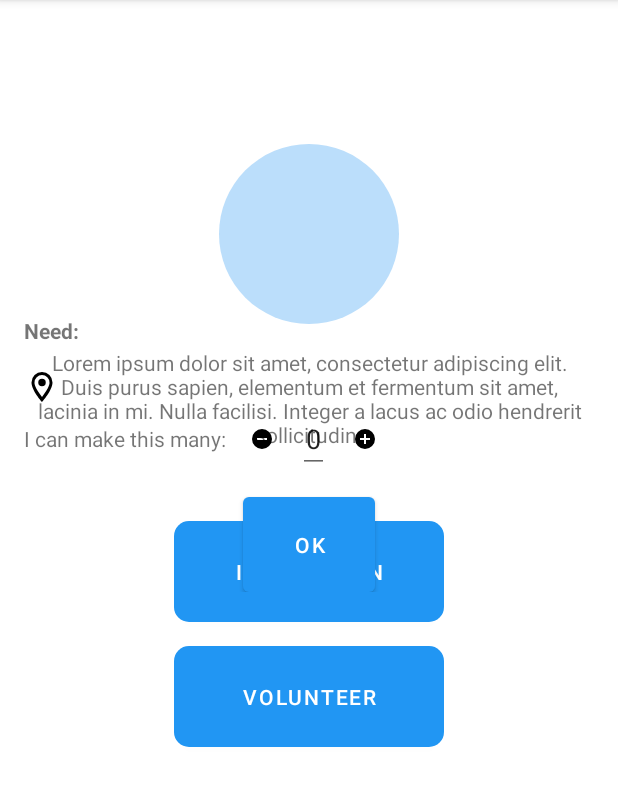
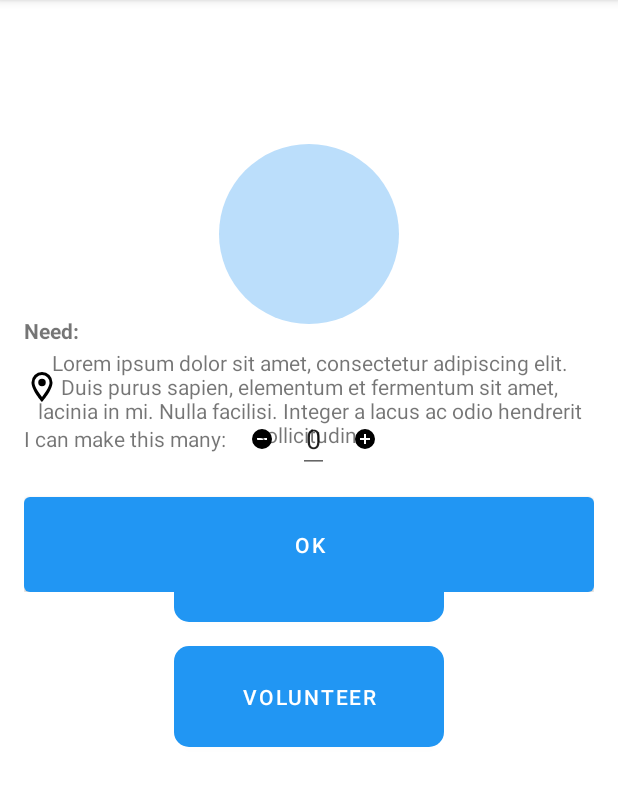
Before and after one commit to admenva/coronallama, an Android app: the fragment RequestDetailsFragment placed in its activity, on a phone screen of 412 x 824 dp, the part 84-890 px from its top. Run offline under Robolectric (Android 15) with nearby library versions, the phone set to English and light mode, and no system bars; our stand-ins replace Dagger/Hilt's generated code, Picasso, data binding; pictures from the network do not load; 6 statements that could not run were skipped.

Commit message:
add_request_confirmation_page

```diff
--- a/android/app/src/main/java/com/threed/printmatcher/fragment/home/mvp/VolunteerHomePresenter.kt
+++ b/android/app/src/main/java/com/threed/printmatcher/fragment/home/mvp/VolunteerHomePresenter.kt
@@ -47,7 +47,6 @@ class VolunteerHomePresenter @Inject constructor(private val toastManager: Toast
     }
 
     override fun onRequestItemClicked(item: Request) {
-        //TODO Open RequestDetailsFragment with the Request added to the arguments as Serializable (with tag "request")
         mView.navigateToRequestDetail(item)
     }
 
--- /dev/null
+++ b/android/app/src/main/java/com/threed/printmatcher/fragment/request/confirmation/di/CommittedQuantity.kt
@@ -0,0 +1,6 @@
+package com.threed.printmatcher.fragment.request.confirmation.di
+
+import javax.inject.Qualifier
+
+@Qualifier
+annotation class CommittedQuantity
--- a/android/app/src/main/java/com/threed/printmatcher/fragment/requestdetails/RequestDetailsFragment.kt
+++ b/android/app/src/main/java/com/threed/printmatcher/fragment/request/details/RequestDetailsFragment.kt
@@ -1,12 +1,11 @@
-package com.threed.printmatcher.fragment.requestdetails
+package com.threed.printmatcher.fragment.request.details
 
 import android.os.Bundle
 import android.view.LayoutInflater
 import android.view.View
 import android.view.ViewGroup
 import com.threed.printmatcher.R
-import com.threed.printmatcher.fragment.home.mvp.VolunteerHomeContract
-import com.threed.printmatcher.fragment.requestdetails.mvp.RequestDetailsContract
+import com.threed.printmatcher.fragment.request.details.mvp.RequestDetailsContract
 import dagger.android.support.DaggerFragment
 import javax.inject.Inject
 
--- a/android/app/src/main/java/com/threed/printmatcher/fragment/requestdetails/mvp/RequestDetailsContract.kt
+++ b/android/app/src/main/java/com/threed/printmatcher/fragment/request/details/mvp/RequestDetailsContract.kt
@@ -1,12 +1,13 @@
-package com.threed.printmatcher.fragment.requestdetails.mvp
+package com.threed.printmatcher.fragment.request.details.mvp
 
-import android.view.View
+import com.threed.printmatcher.model.Request
 
 interface RequestDetailsContract {
 
     interface Presenter {
         fun onViewAvailable(mView: View)
         fun onResume()
+        fun onOkButtonClicked(committedQuantity: Int)
     }
 
     interface View {
@@ -17,6 +18,7 @@ interface RequestDetailsContract {
         fun showNeeds(needs: Int)
         fun showLocation(location: String)
         fun showMapImage()
-        fun setupCommitedQuantitySection(needs: Int)
+        fun setupCommittedQuantitySection()
+        fun navigateToRequestConfirmation(request: Request, committedQuantity: Int)
     }
 }
--- /dev/null
+++ b/android/app/src/main/java/com/threed/printmatcher/fragment/request/details/mvp/RequestDetailsPresenter.kt
@@ -0,0 +1,38 @@
+package com.threed.printmatcher.fragment.request.details.mvp
+
+import com.threed.printmatcher.R
+import com.threed.printmatcher.fragment.di.FragmentScope
+import com.threed.printmatcher.model.Request
+import com.threed.printmatcher.util.ToastManager
+import javax.inject.Inject
+
+@FragmentScope
+class RequestDetailsPresenter @Inject constructor(
+    private val request: Request,
+    private val toastManager: ToastManager
+) : RequestDetailsContract.Presenter {
+
+    private lateinit var mView: RequestDetailsContract.View
+
+    override fun onViewAvailable(view: RequestDetailsContract.View) {
+        mView = view
+    }
+
+    override fun onResume() {
+        mView.showHospitalImage(request.imageResource)
+        mView.showTitle(request.title)
+        mView.showDescription(request.description)
+        mView.showNeeds(request.needs)
+        mView.showLocation(request.location)
+        mView.showMapImage()
+        mView.setupCommittedQuantitySection()
+    }
+
+    override fun onOkButtonClicked(committedQuantity: Int) {
+        if (committedQuantity > request.needs) {
+            toastManager.show(R.string.error_quantity_overflown)
+        } else {
+            mView.navigateToRequestConfirmation(request, committedQuantity)
+        }
+    }
+}
--- a/android/app/src/main/java/com/threed/printmatcher/fragment/requestdetails/mvp/RequestDetailsView.kt
+++ b/android/app/src/main/java/com/threed/printmatcher/fragment/request/details/mvp/RequestDetailsView.kt
@@ -1,13 +1,15 @@
-package com.threed.printmatcher.fragment.requestdetails.mvp
+package com.threed.printmatcher.fragment.request.details.mvp
 
 import android.view.View
 import android.widget.Button
 import android.widget.EditText
 import android.widget.ImageView
 import android.widget.TextView
+import androidx.navigation.findNavController
 import com.squareup.picasso.Picasso
 import com.threed.printmatcher.fragment.di.FragmentScope
-import com.threed.printmatcher.util.ToastManager
+import com.threed.printmatcher.fragment.request.details.RequestDetailsFragmentDirections
+import com.threed.printmatcher.model.Request
 import kotlinx.android.synthetic.main.fragment_request_details.view.*
 import javax.inject.Inject
 
@@ -16,10 +18,10 @@ private const val STATIC_MAP_IMAGE_RESOURCE = "https://i.stack.imgur.com/dApg7.p
 @FragmentScope
 class RequestDetailsView @Inject constructor(
     private val picasso: Picasso,
-    private val toastManager: ToastManager
-) :
-    RequestDetailsContract.View {
+    private val presenter: RequestDetailsContract.Presenter
+) : RequestDetailsContract.View {
 
+    private lateinit var pageLayout: View
     private lateinit var image: ImageView
     private lateinit var titleTv: TextView
     private lateinit var descriptionTv: TextView
@@ -27,7 +29,7 @@ class RequestDetailsView @Inject constructor(
     private lateinit var locationTv: TextView
     private lateinit var mapImage: ImageView
     private lateinit var minus: ImageView
-    private lateinit var commitedQuantity: EditText
+    private lateinit var committedQuantity: EditText
     private lateinit var plus: ImageView
     private lateinit var okBtn: Button
 
@@ -39,9 +41,10 @@ class RequestDetailsView @Inject constructor(
         locationTv = pageLayout.location
         mapImage = pageLayout.map_image
         minus = pageLayout.minus
-        commitedQuantity = pageLayout.commited_quantity
+        committedQuantity = pageLayout.commited_quantity
         plus = pageLayout.plus
         okBtn = pageLayout.ok
+        this.pageLayout = pageLayout
         setupOkBtn()
     }
 
@@ -69,33 +72,40 @@ class RequestDetailsView @Inject constructor(
         picasso.load(STATIC_MAP_IMAGE_RESOURCE).into(mapImage)
     }
 
-    override fun setupCommitedQuantitySection(maxValue: Int) {
+    override fun setupCommittedQuantitySection() {
         setupMinus()
-        setupPlus(maxValue)
+        setupPlus()
         setupTextBox()
     }
 
-    private fun setupTextBox() {
-        commitedQuantity.setText("0")
+    override fun navigateToRequestConfirmation(request: Request, committedQuantity: Int) {
+        pageLayout.findNavController().navigate(
+            RequestDetailsFragmentDirections.volunteerRequestToConfirmation(
+                request, committedQuantity
+            )
+        )
     }
 
-    private fun setupPlus(maxValue: Int) {
+    private fun setupTextBox() {
+        committedQuantity.setText("0")
+    }
+
+    private fun setupPlus() {
         plus.setOnClickListener {
-            commitedQuantity.setText((commitedQuantity.text.toString().toInt() + 1).toString())
+            committedQuantity.setText((committedQuantity.text.toString().toInt() + 1).toString())
         }
     }
 
     private fun setupMinus() {
         minus.setOnClickListener {
-            val quantity = commitedQuantity.text.toString().toInt()
+            val quantity = committedQuantity.text.toString().toInt()
             if (quantity > 1) {
-                commitedQuantity.setText((commitedQuantity.text.toString().toInt() - 1).toString())
+                committedQuantity.setText((committedQuantity.text.toString().toInt() - 1).toString())
             }
         }
     }
 
     private fun setupOkBtn() {
-        //TODO set up validaton for the quantity
-        okBtn.setOnClickListener { toastManager.show("Ok clicked!") }
+        okBtn.setOnClickListener { presenter.onOkButtonClicked(committedQuantity.text.toString().toInt()) }
     }
 }
--- a/android/app/src/main/java/com/threed/printmatcher/fragment/requestdetails/mvp/RequestDetailsPresenter.kt
+++ /dev/null
@@ -1,25 +0,0 @@
-package com.threed.printmatcher.fragment.requestdetails.mvp
-
-import com.threed.printmatcher.fragment.di.FragmentScope
-import com.threed.printmatcher.model.Request
-import javax.inject.Inject
-
-@FragmentScope
-class RequestDetailsPresenter @Inject constructor(private val request: Request) : RequestDetailsContract.Presenter {
-
-    private lateinit var mView: RequestDetailsContract.View
-
-    override fun onViewAvailable(view: RequestDetailsContract.View) {
-        mView = view
-    }
-
-    override fun onResume() {
-        mView.showHospitalImage(request.imageResource)
-        mView.showTitle(request.title)
-        mView.showDescription(request.description)
-        mView.showNeeds(request.needs)
-        mView.showLocation(request.location)
-        mView.showMapImage()
-        mView.setupCommitedQuantitySection(request.needs)
-    }
-}
--- a/android/app/src/main/java/com/threed/printmatcher/model/User.kt
+++ b/android/app/src/main/java/com/threed/printmatcher/model/User.kt
@@ -6,5 +6,5 @@ enum class UserType {
 
 sealed class User {
     data class Institution(val name: String, val address: String)
-    data class Volunteer(val name: String, val lastName: String)
+    data class Volunteer(val firstName: String, val lastName: String, val contact: String, val address: String)
 }
--- a/android/app/src/main/res/layout/fragment_request_details.xml
+++ b/android/app/src/main/res/layout/fragment_request_details.xml
@@ -119,7 +119,7 @@
 
         <Button
             android:id="@+id/ok"
-            android:layout_width="wrap_content"
+            android:layout_width="match_parent"
             android:layout_height="wrap_content"
             android:layout_below="@id/commited_quantity_holder"
             android:layout_centerHorizontal="true"
--- a/android/app/src/main/res/navigation/navigation.xml
+++ b/android/app/src/main/res/navigation/navigation.xml
@@ -27,7 +27,7 @@
             app:enterAnim="@anim/slide_in_right"
             app:exitAnim="@anim/slide_out_left"
             app:popEnterAnim="@anim/slide_in_left"
-            app:popExitAnim="@anim/slide_out_right"></action>
+            app:popExitAnim="@anim/slide_out_right" />
 
         <action
             android:id="@+id/login_to_volunteer_home"
@@ -76,8 +76,16 @@
 
     <fragment
         android:id="@+id/request_detail_fragment"
-        android:name="com.threed.printmatcher.fragment.requestdetails.RequestDetailsFragment"
+        android:name="com.threed.printmatcher.fragment.request.details.RequestDetailsFragment"
         tools:layout="@layout/fragment_request_details">
+
+        <action
+            android:id="@+id/volunteer_request_to_confirmation"
+            app:destination="@id/request_confirmation_fragment"
+            app:enterAnim="@anim/slide_in_right"
+            app:exitAnim="@anim/slide_out_left"
+            app:popEnterAnim="@anim/slide_in_left"
+            app:popExitAnim="@anim/slide_out_right" />
 
         <argument
             android:name="request"
@@ -85,4 +93,19 @@
 
     </fragment>
 
+    <fragment
+        android:id="@+id/request_confirmation_fragment"
+        android:name="com.threed.printmatcher.fragment.request.confirmation.RequestConfirmationFragment"
+        tools:layout="@layout/fragment_request_confirmation">
+
+        <argument
+            android:name="request"
+            app:argType="com.threed.printmatcher.model.Request" />
+
+        <argument
+            android:name="committedQuantity"
+            app:argType="integer" />
+
+    </fragment>
+
 </navigation>
--- a/android/app/src/main/res/values/strings.xml
+++ b/android/app/src/main/res/values/strings.xml
@@ -17,4 +17,8 @@
     <string name="signup_country">Country</string>
     <string name="signup_zip">Zip</string>
     <string name="signup_btn">Save</string>
+    <string name="sending">Sending: </string>
+    <string name="your_info">Your info</string>
+    <string name="submit">Submit</string>
+    <string name="error_quantity_overflown">The quantity you set can\'t be higher then the number of items requested</string>
 </resources>
```
Also changed, not shown: android/app/src/main/java/com/threed/printmatcher/fragment/di/FragmentBinderModule.kt (+8 -2 lines), android/app/src/main/java/com/threed/printmatcher/fragment/request/confirmation/RequestConfirmationFragment.kt (added, +30 -0 lines), android/app/src/main/java/com/threed/printmatcher/fragment/request/confirmation/di/RequestConfirmationModule.kt (added, +53 -0 lines), android/app/src/main/java/com/threed/printmatcher/fragment/request/confirmation/mvp/RequestConfirmationContract.kt (added, +21 -0 lines), android/app/src/main/java/com/threed/printmatcher/fragment/request/confirmation/mvp/RequestConfirmationPresenter.kt (added, +35 -0 lines), android/app/src/main/java/com/threed/printmatcher/fragment/request/confirmation/mvp/RequestConfirmationView.kt (added, +71 -0 lines), android/app/src/main/java/com/threed/printmatcher/fragment/request/details/di/RequestDetailsModule.kt (renamed from android/app/src/main/java/com/threed/printmatcher/fragment/requestdetails/di/RequestDetailsModule.kt, +5 -5 lines), android/app/src/main/res/layout/fragment_request_confirmation.xml (added, +115 -0 lines).
